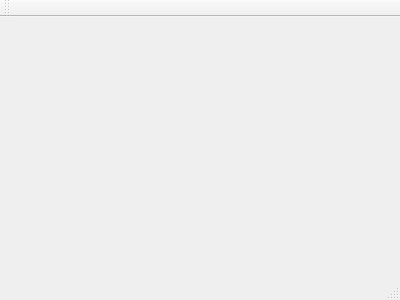
Old version of the form mainwindow.ui in the repository kandersonko/qt_pong_game.
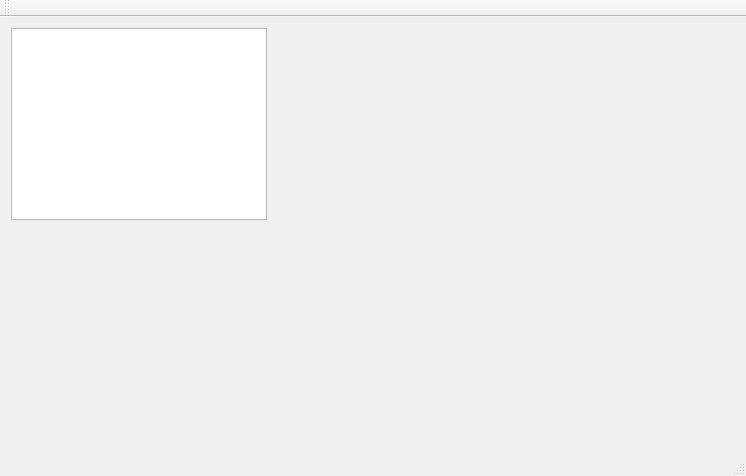
New version of the form.

Commit message: game objects added

Diff of the .ui file:
```diff
--- a/mainwindow.ui
+++ b/mainwindow.ui
@@ -1,24 +1,50 @@
 <ui version="4.0">
  <class>MainWindow</class>
- <widget class="QMainWindow" name="MainWindow" >
-  <property name="geometry" >
+ <widget class="QMainWindow" name="MainWindow">
+  <property name="geometry">
    <rect>
     <x>0</x>
     <y>0</y>
-    <width>400</width>
-    <height>300</height>
+    <width>746</width>
+    <height>476</height>
    </rect>
   </property>
   <property name="windowTitle" >
    <string>MainWindow</string>
   </property>
-  <widget class="QMenuBar" name="menuBar" />
-  <widget class="QToolBar" name="mainToolBar" />
-  <widget class="QWidget" name="centralWidget" />
-  <widget class="QStatusBar" name="statusBar" />
+  <widget class="QWidget" name="centralWidget">
+   <widget class="QGraphicsView" name="gameView">
+    <property name="geometry">
+     <rect>
+      <x>11</x>
+      <y>11</y>
+      <width>256</width>
+      <height>192</height>
+     </rect>
+    </property>
+   </widget>
+  </widget>
+  <widget class="QMenuBar" name="menuBar">
+   <property name="geometry">
+    <rect>
+     <x>0</x>
+     <y>0</y>
+     <width>746</width>
+     <height>25</height>
+    </rect>
+   </property>
+  </widget>
+  <widget class="QToolBar" name="mainToolBar">
+   <attribute name="toolBarArea">
+    <enum>TopToolBarArea</enum>
+   </attribute>
+   <attribute name="toolBarBreak">
+    <bool>false</bool>
+   </attribute>
+  </widget>
+  <widget class="QStatusBar" name="statusBar"/>
  </widget>
- <layoutDefault spacing="6" margin="11" />
- <pixmapfunction></pixmapfunction>
+ <layoutdefault spacing="6" margin="11"/>
  <resources/>
  <connections/>
 </ui>
```
Left out of the diff: 5 changed lines with no effect on the pictures. The commit also changes 3 other files.
